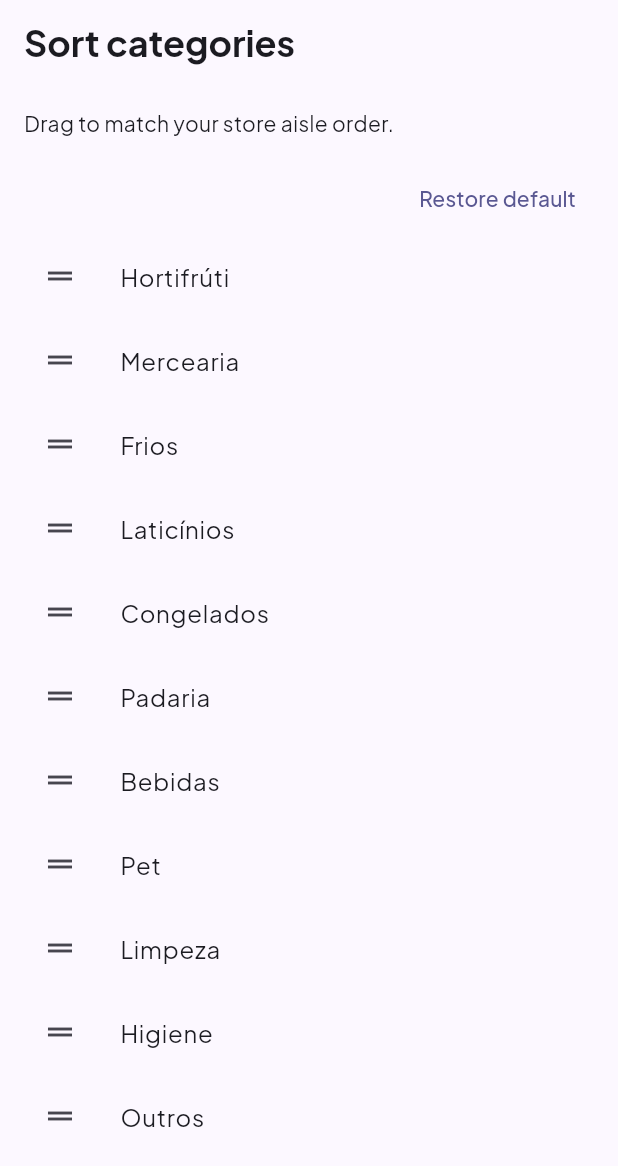
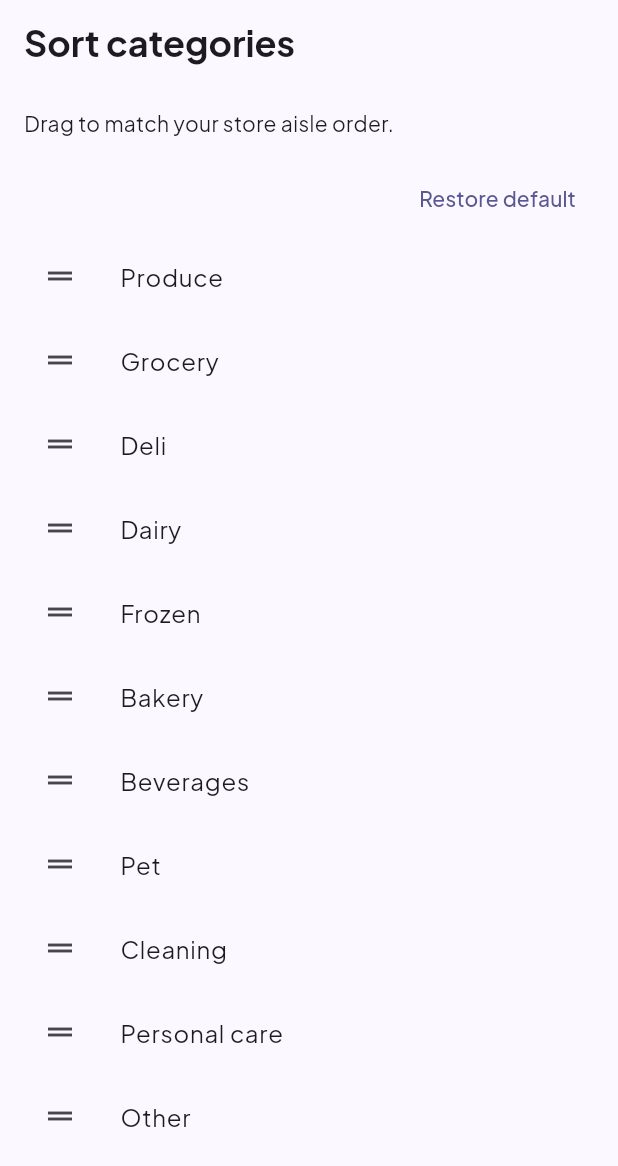
Before and after one commit to oliverlucasfer/listacompras, a Flutter app: the TelaOrdenarCategorias screen opened by its route, on a phone screen of 412 x 824 dp. Shown: the top 1166 px of the screen. Run offline on Flutter 3.47's test engine with Material 3 defaults, Android fonts, the phone set to English and light mode, and no system bars; our stand-ins replace drift, fl_chart, flutter_local_notifications, flutter_riverpod, go_router, image_picker and 5 more; missing offline and left inert: file_selector, google_mlkit_text_recognition, home_widget, mobile_scanner; accounts and stored records are empty; generated files the repository leaves out were written again.

Commit message:
i18n(categorias): rotulos no ARB (RF-39)

```diff
--- a/lib/core/dominio/categoria.dart
+++ b/lib/core/dominio/categoria.dart
@@ -18,20 +18,6 @@ enum CategoriaItem {
 
   final String valor;
 
-  String get rotulo => switch (this) {
-    hortifruti => 'Hortifrúti',
-    mercearia => 'Mercearia',
-    frios => 'Frios',
-    laticinios => 'Laticínios',
-    congelados => 'Congelados',
-    padaria => 'Padaria',
-    bebidas => 'Bebidas',
-    pet => 'Pet',
-    limpeza => 'Limpeza',
-    higiene => 'Higiene',
-    outros => 'Outros',
-  };
-
   static CategoriaItem fromValor(String valor) {
     for (final c in CategoriaItem.values) {
       if (c.valor == valor) return c;
--- a/lib/features/historico/ui/estatisticas_tab.dart
+++ b/lib/features/historico/ui/estatisticas_tab.dart
@@ -2,6 +2,7 @@ import 'package:fl_chart/fl_chart.dart';
 import 'package:flutter/material.dart';
 import 'package:flutter_riverpod/flutter_riverpod.dart';
 
+import '../../../core/l10n/categoria_l10n.dart';
 import '../../../core/l10n/l10n.dart';
 import '../../../core/theme/tokens/app_spacing.dart';
 import '../../../core/utils/formatacao.dart';
@@ -111,7 +112,7 @@ class _SecaoGastoPorCategoria extends ConsumerWidget {
             for (final c in categorias)
               ListTile(
                 dense: true,
-                title: Text(c.categoria.rotulo),
+                title: Text(c.categoria.rotulo(context)),
                 trailing: Text(
                   '${formatarReais(c.totalCentavos)} · '
                   '${_percentual(c.totalCentavos, total)}',
--- a/lib/features/historico/ui/ida_detalhe_screen.dart
+++ b/lib/features/historico/ui/ida_detalhe_screen.dart
@@ -2,6 +2,7 @@ import 'package:flutter/material.dart';
 import 'package:flutter_riverpod/flutter_riverpod.dart';
 
 import '../../../core/utils/formatacao.dart';
+import '../../../core/l10n/categoria_l10n.dart';
 import '../../../core/l10n/l10n.dart';
 import '../../../core/theme/tokens/app_spacing.dart';
 import '../../../core/widgets/app_esqueleto.dart';
@@ -79,7 +80,7 @@ class _Item extends StatelessWidget {
       title: Text(daIda.nome),
       subtitle: Text(
         '${formatarQuantidadeComUnidade(daIda.quantidade, daIda.unidade)} · '
-        '${daIda.categoria.rotulo}',
+        '${daIda.categoria.rotulo(context)}',
       ),
       trailing: Text(
         preco == null ? context.l10n.semValor : formatarReais(preco),
--- a/lib/features/importacao/ui/modal_previsao_importacao.dart
+++ b/lib/features/importacao/ui/modal_previsao_importacao.dart
@@ -2,6 +2,7 @@ import 'package:flutter/material.dart';
 import 'package:flutter_riverpod/flutter_riverpod.dart';
 
 import '../../../core/importacao/resposta_import.dart';
+import '../../../core/l10n/categoria_l10n.dart';
 import '../../../core/l10n/l10n.dart';
 import '../../../core/theme/tokens/app_spacing.dart';
 import '../../../core/widgets/app_banner.dart';
@@ -361,7 +362,7 @@ class _PainelEdicaoState extends State<_PainelEdicao> {
             compacto: true,
             itens: [
               for (final c in CategoriaItem.values)
-                DropdownMenuItem(value: c, child: Text(c.rotulo)),
+                DropdownMenuItem(value: c, child: Text(c.rotulo(context))),
             ],
             onChanged: (c) {
               if (c == null) return;
--- a/lib/features/listas/ui/tela_orcamento_categorias.dart
+++ b/lib/features/listas/ui/tela_orcamento_categorias.dart
@@ -2,6 +2,7 @@ import 'package:flutter/material.dart';
 import 'package:flutter_riverpod/flutter_riverpod.dart';
 
 import '../../../core/dominio/categoria.dart';
+import '../../../core/l10n/categoria_l10n.dart';
 import '../../../core/l10n/l10n.dart';
 import '../../../core/theme/tokens/app_spacing.dart';
 import '../../../core/widgets/app_botao.dart';
@@ -136,7 +137,7 @@ class _LinhaLimiteCategoriaState extends ConsumerState<_LinhaLimiteCategoria> {
           crossAxisAlignment: CrossAxisAlignment.stretch,
           children: [
             Text(
-              widget.categoria.rotulo,
+              widget.categoria.rotulo(context),
               style: Theme.of(context).textTheme.titleMedium,
             ),
             const SizedBox(height: AppSpacing.md),
--- a/lib/features/listas/ui/tela_ordenar_categorias.dart
+++ b/lib/features/listas/ui/tela_ordenar_categorias.dart
@@ -1,6 +1,7 @@
 import 'package:flutter/material.dart';
 import 'package:flutter_riverpod/flutter_riverpod.dart';
 
+import '../../../core/l10n/categoria_l10n.dart';
 import '../../../core/l10n/l10n.dart';
 import '../../../core/theme/tokens/app_spacing.dart';
 import '../../../core/widgets/app_dialog.dart';
@@ -57,7 +58,7 @@ class TelaOrdenarCategorias extends ConsumerWidget {
                         child: Icon(Icons.drag_handle),
                       ),
                     ),
-                    title: Text(ordem[i].rotulo),
+                    title: Text(ordem[i].rotulo(context)),
                   ),
               ],
               onReorderItem: (oldIndex, newIndex) {
--- a/lib/l10n/app_en.arb
+++ b/lib/l10n/app_en.arb
@@ -89,6 +89,17 @@
   "quantidade": "Quantity",
   "unidade": "Unit",
   "categoria": "Category",
+  "categoriaHortifruti": "Produce",
+  "categoriaMercearia": "Grocery",
+  "categoriaFrios": "Deli",
+  "categoriaLaticinios": "Dairy",
+  "categoriaCongelados": "Frozen",
+  "categoriaPadaria": "Bakery",
+  "categoriaBebidas": "Beverages",
+  "categoriaPet": "Pet",
+  "categoriaLimpeza": "Cleaning",
+  "categoriaHigiene": "Personal care",
+  "categoriaOutros": "Other",
   "preco": "Price (R$)",
   "erroPrecoInvalido": "Invalid price.",
 
--- a/lib/l10n/app_localizations.dart
+++ b/lib/l10n/app_localizations.dart
@@ -430,6 +430,72 @@ abstract class AppLocalizations {
   /// **'Categoria'**
   String get categoria;
 
+  /// No description provided for @categoriaHortifruti.
+  ///
+  /// In pt, this message translates to:
+  /// **'Hortifrúti'**
+  String get categoriaHortifruti;
+
+  /// No description provided for @categoriaMercearia.
+  ///
+  /// In pt, this message translates to:
+  /// **'Mercearia'**
+  String get categoriaMercearia;
+
+  /// No description provided for @categoriaFrios.
+  ///
+  /// In pt, this message translates to:
+  /// **'Frios'**
+  String get categoriaFrios;
+
+  /// No description provided for @categoriaLaticinios.
+  ///
+  /// In pt, this message translates to:
+  /// **'Laticínios'**
+  String get categoriaLaticinios;
+
+  /// No description provided for @categoriaCongelados.
+  ///
+  /// In pt, this message translates to:
+  /// **'Congelados'**
+  String get categoriaCongelados;
+
+  /// No description provided for @categoriaPadaria.
+  ///
+  /// In pt, this message translates to:
+  /// **'Padaria'**
+  String get categoriaPadaria;
+
+  /// No description provided for @categoriaBebidas.
+  ///
+  /// In pt, this message translates to:
+  /// **'Bebidas'**
+  String get categoriaBebidas;
+
+  /// No description provided for @categoriaPet.
+  ///
+  /// In pt, this message translates to:
+  /// **'Pet'**
+  String get categoriaPet;
+
+  /// No description provided for @categoriaLimpeza.
+  ///
+  /// In pt, this message translates to:
+  /// **'Limpeza'**
+  String get categoriaLimpeza;
+
+  /// No description provided for @categoriaHigiene.
+  ///
+  /// In pt, this message translates to:
+  /// **'Higiene'**
+  String get categoriaHigiene;
+
+  /// No description provided for @categoriaOutros.
+  ///
+  /// In pt, this message translates to:
+  /// **'Outros'**
+  String get categoriaOutros;
+
   /// No description provided for @preco.
   ///
   /// In pt, this message translates to:
--- a/lib/l10n/app_localizations_en.dart
+++ b/lib/l10n/app_localizations_en.dart
@@ -209,6 +209,39 @@ class AppLocalizationsEn extends AppLocalizations {
 
   @override
   String get categoria => 'Category';
+
+  @override
+  String get categoriaHortifruti => 'Produce';
+
+  @override
+  String get categoriaMercearia => 'Grocery';
+
+  @override
+  String get categoriaFrios => 'Deli';
+
+  @override
+  String get categoriaLaticinios => 'Dairy';
+
+  @override
+  String get categoriaCongelados => 'Frozen';
+
+  @override
+  String get categoriaPadaria => 'Bakery';
+
+  @override
+  String get categoriaBebidas => 'Beverages';
+
+  @override
+  String get categoriaPet => 'Pet';
+
+  @override
+  String get categoriaLimpeza => 'Cleaning';
+
+  @override
+  String get categoriaHigiene => 'Personal care';
+
+  @override
+  String get categoriaOutros => 'Other';
 
   @override
   String get preco => 'Price (R\$)';
```
Also changed, not shown: lib/core/l10n/categoria_l10n.dart (added, +22 -0 lines), lib/features/listas/ui/tela_lista_screen.dart (+10 -3 lines), lib/l10n/app_es.arb (+11 -0 lines), lib/l10n/app_localizations_es.dart (+33 -0 lines), lib/l10n/app_localizations_pt.dart (+33 -0 lines), lib/l10n/app_pt.arb (+11 -0 lines), 3 other files.
